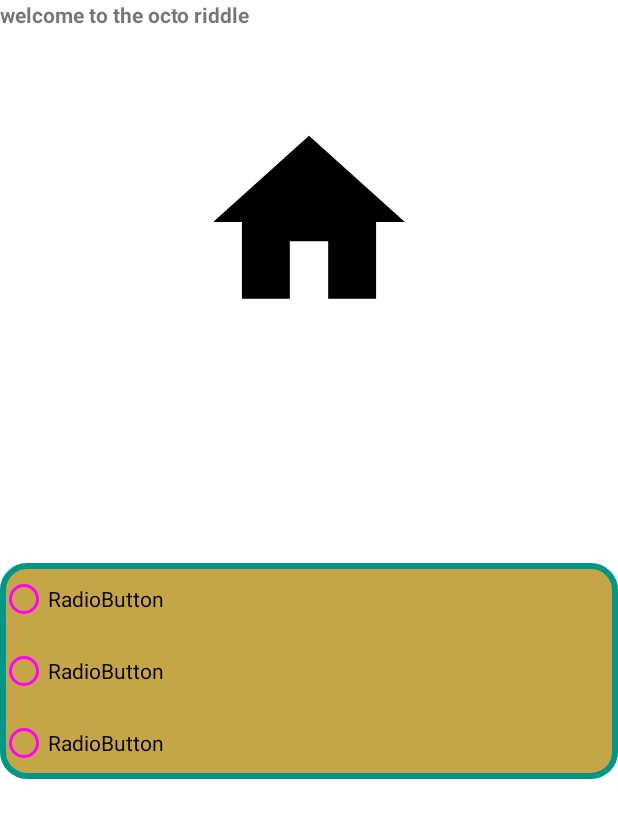
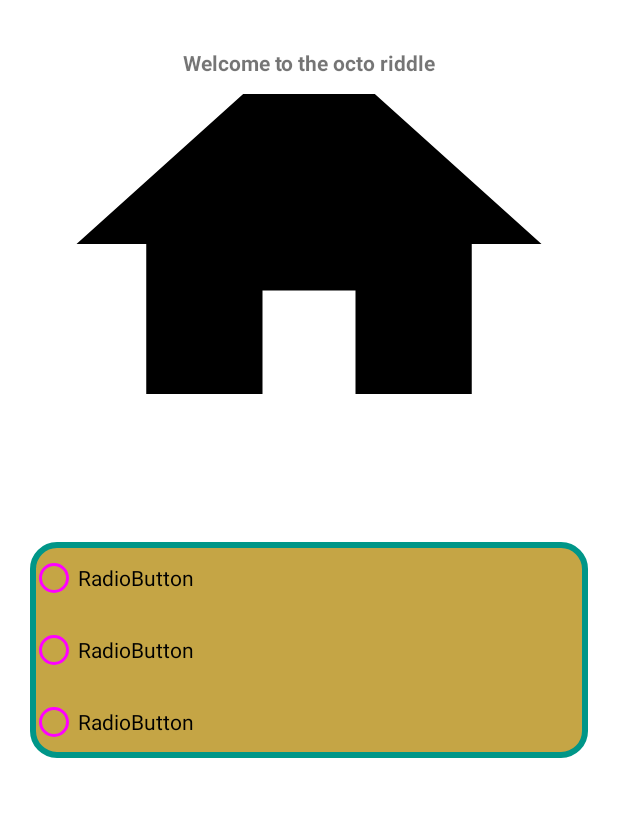
Before and after one commit to louaybadri/riddle-octo-guacamole, an Android app: the layout fragment_riddle.xml on its own in the app's theme, with its tools: preview values and no code run, on a phone screen of 412 x 824 dp. Shown: the top 818 px of the screen. Run offline under Robolectric (Android 15) with nearby library versions, the phone set to English and light mode, and no system bars; network calls fail.

Commit message:
linked api and riddle

```diff
--- a/app/build.gradle.kts
+++ b/app/build.gradle.kts
@@ -18,7 +18,7 @@ android {
         testInstrumentationRunner = "androidx.test.runner.AndroidJUnitRunner"
         val apiKey = gradleLocalProperties(rootDir).getProperty("API_KEY")
         buildConfigField("String", "BASE_URL", "\"https://trefle.io/api/v1/\"")
-        buildConfigField("String", "API_KEY", apiKey ?: "")
+        buildConfigField("String", "API_KEY", apiKey ?: "\"h0nDnBToSQmqYBVxUJ84uBvxEz7FmuCy66eG1TU3B-I\"")
     }
 
     buildTypes {
--- a/app/src/main/java/com/example/projet/ui/result/ResultViewModel.kt
+++ b/app/src/main/java/com/example/projet/ui/result/ResultViewModel.kt
@@ -62,4 +62,7 @@ class ResultViewModel(application: Application) : AndroidViewModel(application)
         // Update the score using the setScore function
         setScore(newScore)
     }
+    fun resetScore() {
+        setScore(ResultData(0, 0))
+    }
 }
--- a/app/src/main/java/com/example/projet/viewmodel/PlantsViewModel.kt
+++ b/app/src/main/java/com/example/projet/viewmodel/PlantsViewModel.kt
@@ -9,7 +9,7 @@ import com.example.projet.model.Plant
 import com.example.projet.repository.PlantsRepository
 import kotlinx.coroutines.launch
 
-class PlantsViewModel : ViewModel() {
+object PlantsViewModel : ViewModel() {
     private val plantsMutableLiveData = MutableLiveData<ArrayList<Plant>?>()
     private val plantsRepository = PlantsRepository
     val plants: LiveData<ArrayList<Plant>?> = plantsMutableLiveData
--- a/app/src/main/res/layout/activity_main.xml
+++ b/app/src/main/res/layout/activity_main.xml
@@ -25,6 +25,7 @@
         android:layout_height="match_parent"
         app:defaultNavHost="true"
         app:layout_constraintBottom_toTopOf="@id/nav_view"
+        app:layout_constraintHorizontal_bias="0.0"
         app:layout_constraintLeft_toLeftOf="parent"
         app:layout_constraintRight_toRightOf="parent"
         app:layout_constraintTop_toTopOf="parent"
--- a/app/src/main/res/layout/fragment_dashboard.xml
+++ b/app/src/main/res/layout/fragment_riddle.xml
@@ -4,7 +4,8 @@
     xmlns:tools="http://schemas.android.com/tools"
     android:layout_width="match_parent"
     android:layout_height="match_parent"
-    tools:context=".ui.riddle.DashboardFragment">
+    tools:context=".ui.riddle.DashboardFragment"
+    android:padding="20dp">
 
     <TextView
         android:id="@+id/text_dashboard"
@@ -26,20 +27,26 @@
         android:id="@+id/textView"
         android:layout_width="wrap_content"
         android:layout_height="wrap_content"
-        android:text="welcome to the octo riddle"
+        android:text="Welcome to the octo riddle"
+        app:layout_constraintTop_toTopOf="parent"
+        app:layout_constraintBottom_toTopOf="@+id/plantImage"
+        app:layout_constraintStart_toStartOf="parent"
+        app:layout_constraintEnd_toEndOf="parent"
         android:textStyle="bold"
         tools:layout_editor_absoluteX="110dp"
         tools:layout_editor_absoluteY="16dp" />
 
     <ImageView
         android:id="@+id/plantImage"
-        android:layout_width="169dp"
-        android:layout_height="153dp"
         android:src="@drawable/ic_home_black_24dp"
         app:layout_constraintBottom_toTopOf="@+id/text_dashboard"
         app:layout_constraintEnd_toEndOf="parent"
         app:layout_constraintStart_toStartOf="parent"
-        app:layout_constraintTop_toBottomOf="@+id/textView" />
+        app:layout_constraintTop_toBottomOf="@+id/textView"
+        android:layout_height="200dp"
+        android:scaleType="centerCrop"
+        android:layout_marginBottom="8dp"
+        android:layout_width="match_parent"/>
 
     <Button
         android:id="@+id/button"
@@ -71,7 +78,8 @@
             android:layout_width="match_parent"
             android:layout_height="wrap_content"
             android:text="RadioButton"
-            app:buttonTint="@drawable/custom_radio_button" />
+            app:buttonTint="@drawable/custom_radio_button"
+            />
 
         <RadioButton
 
--- a/app/src/main/res/navigation/mobile_navigation.xml
+++ b/app/src/main/res/navigation/mobile_navigation.xml
@@ -15,11 +15,11 @@
         android:id="@+id/navigation_dashboard"
         android:name="com.example.projet.ui.riddle.DashboardFragment"
         android:label="@string/title_riddle"
-        tools:layout="@layout/fragment_dashboard" />
+        tools:layout="@layout/fragment_riddle" />
 
     <fragment
         android:id="@+id/navigation_notifications"
         android:name="com.example.projet.ui.result.ResultFragment"
         android:label="@string/title_result"
-        tools:layout="@layout/fragment_notifications" />
+        tools:layout="@layout/fragment_result" />
 </navigation>
```
Also changed, not shown: app/src/main/java/com/example/projet/ui/home/HomeFragment.kt (+6 -2 lines), app/src/main/java/com/example/projet/ui/result/ResultFragment.kt (+8 -3 lines), app/src/main/java/com/example/projet/ui/riddle/RiddleFragment.kt (+7 -40 lines), app/src/main/java/com/example/projet/ui/riddle/RiddleViewModel.kt (+2 -15 lines), app/src/main/res/layout/fragment_result.xml (renamed from app/src/main/res/layout/fragment_notifications.xml, +13 -3 lines).
